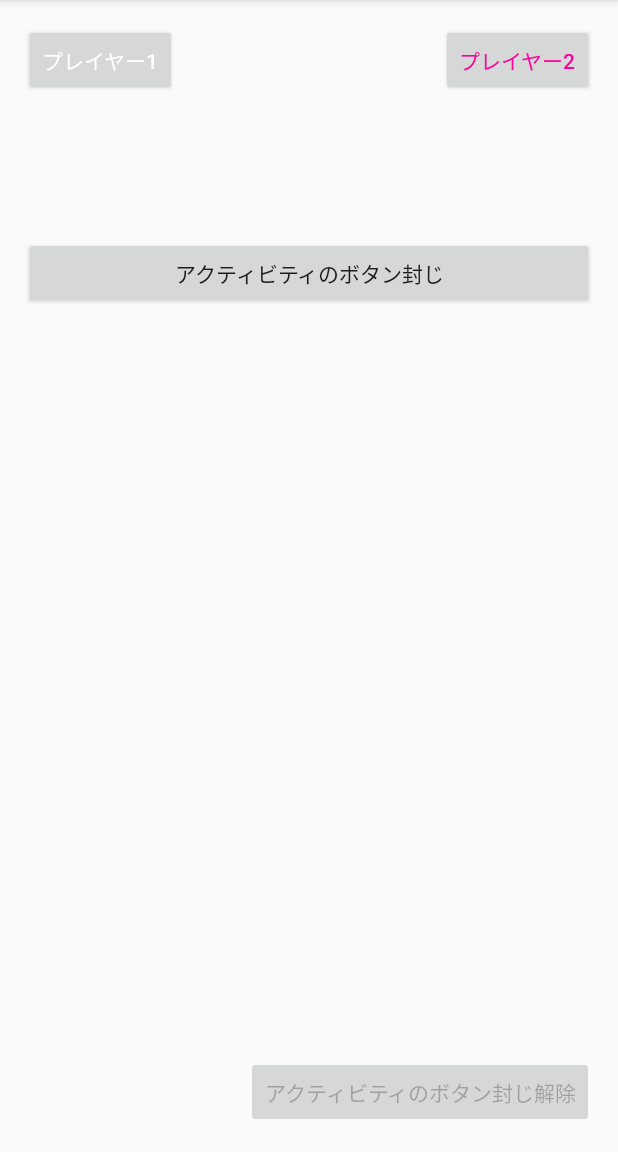
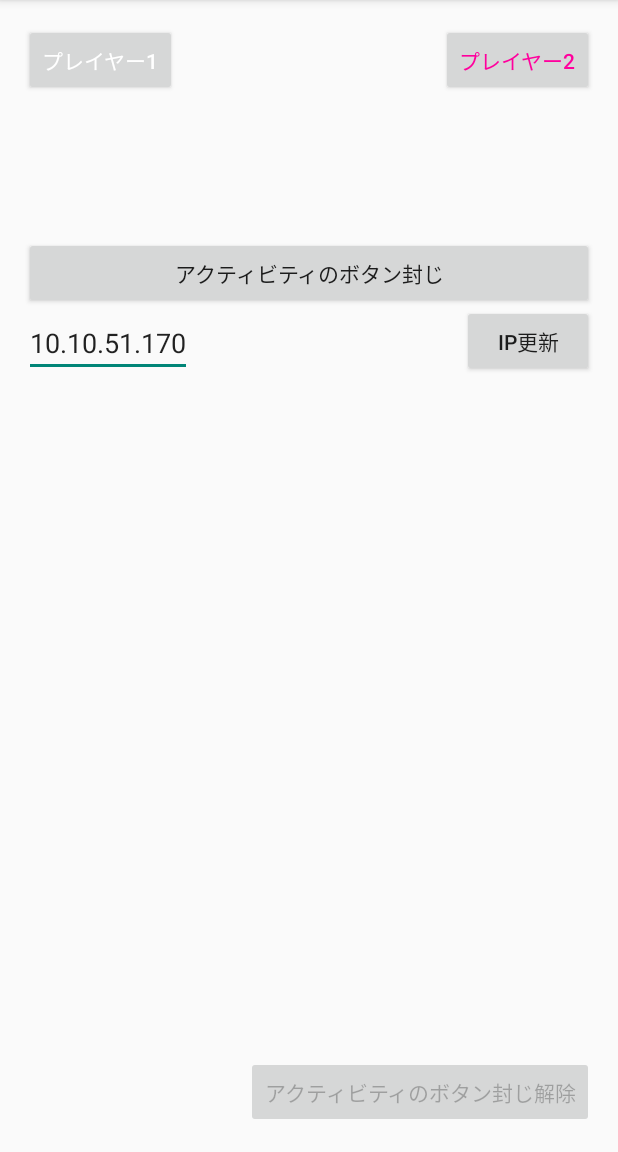
Before and after one commit to TakahiroYamamoto/Muscle, an Android app: the screen it shows after launch (MainActivity), after a tap on "アクティビティのボタン封じ解除", on a phone screen of 412 x 824 dp, the part 84-1236 px from its top. Run offline under Robolectric (Android 15) with nearby library versions, the phone set to English and light mode, and no system bars; 3 other taps on this screen came first.

Commit message:
update activity
enable edit ipadress

```diff
--- a/KinTraining/app/src/main/java/com/yakiniku/kintraining/MainActivity.java
+++ b/KinTraining/app/src/main/java/com/yakiniku/kintraining/MainActivity.java
@@ -7,6 +7,8 @@ import android.view.Menu;
 import android.view.MenuItem;
 import android.view.View;
 import android.widget.Button;
+import android.widget.EditText;
+import android.widget.Toast;
 
 import com.yakiniku.kintraining.measure.AccManager;
 
@@ -17,8 +19,14 @@ public class MainActivity extends ActionBarActivity implements View.OnClickListe
         super.onCreate(savedInstanceState);
         setContentView(R.layout.activity_main);
 
+        // IP初期化
+        this.ipaddress = "10.10.51.170";    // アドレス。とりあえず開発スペースでの値
+        this.port = "50000"; // ポートは50000固定
+        this.editText = ((EditText)findViewById(R.id.editTextIp));
+        this.editText.setText(this.ipaddress);
+
         // マネージャー初期化
-        this.manager = new AccManager((SensorManager)getSystemService(SENSOR_SERVICE));
+        this.manager = new AccManager((SensorManager)getSystemService(SENSOR_SERVICE), this.ipaddress, this.port);
 
         // プレイヤー情報をマネージャーから取得
         this.player = this.manager.getPlayer();
@@ -29,6 +37,7 @@ public class MainActivity extends ActionBarActivity implements View.OnClickListe
         findViewById(R.id.buttonPlayer2).setOnClickListener(this);
         findViewById(R.id.buttonStartButtle).setOnClickListener(this);
         findViewById(R.id.buttonEnd).setOnClickListener(this);
+        findViewById(R.id.buttonIpUpdate).setOnClickListener(this);
 
         // 全ボタン状態初期化
         enableButtons();
@@ -76,6 +85,11 @@ public class MainActivity extends ActionBarActivity implements View.OnClickListe
             case R.id.buttonEnd:
                 // 停止ボタンだけ無効化
                 enableButtons();
+            case R.id.buttonIpUpdate:
+                // IPアドレス更新
+                this.ipaddress = this.editText.getText().toString();
+                this.manager.setIpAddress(this.ipaddress);
+                Toast.makeText(this, "IP更新しました" + this.manager.getIpAddress(),  Toast.LENGTH_SHORT).show();
                 break;
         }
     }
@@ -101,6 +115,8 @@ public class MainActivity extends ActionBarActivity implements View.OnClickListe
         findViewById(R.id.buttonPlayer1).setEnabled(false);
         findViewById(R.id.buttonPlayer2).setEnabled(false);
         findViewById(R.id.buttonStartButtle).setEnabled(false);
+        findViewById(R.id.editTextIp).setEnabled(false);
+        findViewById(R.id.buttonIpUpdate).setEnabled(false);
         // 停止ボタン以外無効化
         findViewById(R.id.buttonEnd).setEnabled(true);
     }
@@ -109,6 +125,8 @@ public class MainActivity extends ActionBarActivity implements View.OnClickListe
         findViewById(R.id.buttonPlayer1).setEnabled(true);
         findViewById(R.id.buttonPlayer2).setEnabled(true);
         findViewById(R.id.buttonStartButtle).setEnabled(true);
+        findViewById(R.id.editTextIp).setEnabled(true);
+        findViewById(R.id.buttonIpUpdate).setEnabled(true);
         // 停止ボタンだけ無効化
         findViewById(R.id.buttonEnd).setEnabled(false);
     }
@@ -121,4 +139,10 @@ public class MainActivity extends ActionBarActivity implements View.OnClickListe
      * プレイヤーID
      */
     private AccManager.PLAYERS player;
+    /**
+     * 接続先IPアドレス
+     */
+    private String ipaddress;
+    private String port;
+    private EditText editText;
 }
--- a/KinTraining/app/src/main/java/com/yakiniku/kintraining/connect/ServerConnector.java
+++ b/KinTraining/app/src/main/java/com/yakiniku/kintraining/connect/ServerConnector.java
@@ -28,8 +28,8 @@ public class ServerConnector extends AsyncTask<URL, Void, String> {
         try {
             Log.v(TAG, url[0].toString());
             conn = (HttpURLConnection) url[0].openConnection();
-            conn.setReadTimeout(10000);
-            conn.setConnectTimeout(15000);
+            conn.setReadTimeout(1000);
+            conn.setConnectTimeout(1000);
             conn.setRequestMethod("GET");
             conn.setDoInput(true);
             conn.connect();
--- a/KinTraining/app/src/main/java/com/yakiniku/kintraining/measure/AccManager.java
+++ b/KinTraining/app/src/main/java/com/yakiniku/kintraining/measure/AccManager.java
@@ -32,7 +32,22 @@ public class AccManager  implements SensorEventListener{
     }
     public PLAYERS getPlayer(){ return player; }
 
-    public AccManager(SensorManager manager) {
+    /**
+     * IPアドレス
+     */
+    private String ipaddress;
+    public void setIpAddress(String ip){
+        ipaddress = ip;
+        Log.d("TAG", ipaddress);
+    }
+    public String getIpAddress(){ return ipaddress; }
+
+    /**
+     * ポート番号
+     */
+    private String port;
+
+    public AccManager(SensorManager manager, String ip, String po) {
         ax = ay = az = 0;
         mx = my = mz = 0;
         vx = vy = vz = 0;
@@ -48,6 +63,10 @@ public class AccManager  implements SensorEventListener{
 
         // 生成時点ではプレイヤー1固定とする
         player = PLAYERS.P1;
+
+        // とりあえず初期値
+        ipaddress = ip;
+        port = po;
     }
 
     public void stop() {
@@ -83,7 +102,7 @@ public class AccManager  implements SensorEventListener{
             double gaiseki = naiseki / ( len_a * len_b );
             double kakudo = Math.acos(gaiseki) * 180 / 3.14;
 
-            Log.d("TAG", "角度 : " + kakudo);
+            // Log.d("TAG", "角度 : " + kakudo);
 
             if(90.0 < kakudo) { // 前回から加速度の方向が大きく変わった時
                 Log.d("TAG", "count up : " + counter);
@@ -96,7 +115,7 @@ public class AccManager  implements SensorEventListener{
     }
 
     private void serverCountUp(){
-        String SERVER_URL       = "http://10.10.55.237:1000/";
+        String SERVER_URL       = "http://" + ipaddress +  ":" + port +  "/";
         final String DEVICE1    = "device1";
         final String DEVICE2    = "device2";
 
--- a/KinTraining/app/src/main/res/layout/activity_main.xml
+++ b/KinTraining/app/src/main/res/layout/activity_main.xml
@@ -47,4 +47,22 @@
         android:layout_alignParentBottom="true"
         android:layout_alignParentRight="true"
         android:layout_alignParentEnd="true" />
+
+    <EditText
+        android:layout_width="wrap_content"
+        android:layout_height="wrap_content"
+        android:id="@+id/editTextIp"
+        android:layout_below="@+id/buttonStartButtle"
+        android:layout_alignParentLeft="true"
+        android:layout_alignParentStart="true" />
+
+    <Button
+        android:layout_width="wrap_content"
+        android:layout_height="wrap_content"
+        android:text="IP更新"
+        android:id="@+id/buttonIpUpdate"
+        android:layout_alignBottom="@+id/editTextIp"
+        android:layout_alignParentRight="true"
+        android:layout_alignParentEnd="true" />
+
 </RelativeLayout>
```
